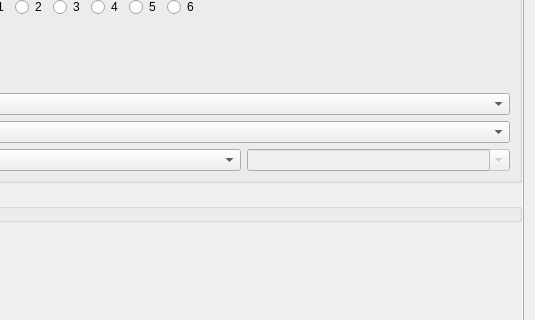
The window that frontend/forms/OBSBasicSettings.ui (TheB1gG/obs-studio) describes before a commit, drawn with Qt 5; both pictures show x 446 to 981 and y 189 to 509 of the 981 by 730 pixel window.
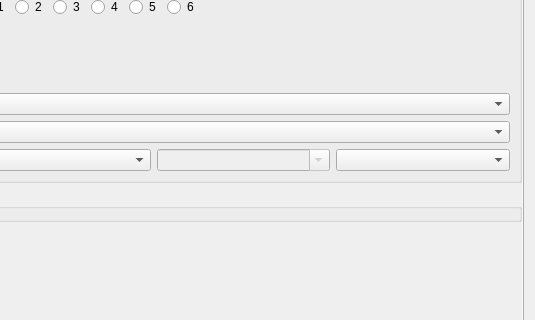
The same window after the commit. The open tabs and pages were chosen to show the change. Icons and pictures are not drawn. Custom widgets are drawn as their Qt base class.

```diff
--- a/frontend/forms/OBSBasicSettings.ui
+++ b/frontend/forms/OBSBasicSettings.ui
@@ -3450,6 +3450,17 @@
                                </property>
                               </widget>
                              </item>
+                              <item>
+                               <widget class="QComboBox" name="advOutStreamFps">
+                                <property name="sizePolicy">
+                                 <sizepolicy hsizetype="Minimum" vsizetype="Preferred">
+                                  <horstretch>0</horstretch>
+                                  <verstretch>0</verstretch>
+                                 </sizepolicy>
+                                </property>
+                               </widget>
+                              </item>
+
                             </layout>
                            </item>
                           </layout>
```
Left out of the diff: 13 changed lines with no effect on the pictures.
